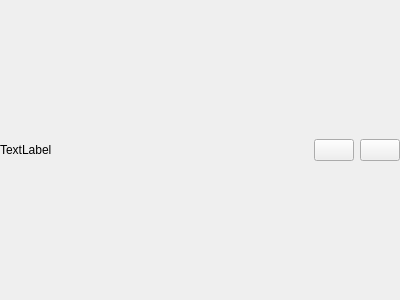
Above: ui/glyphsWidget.ui from Llerr/FontCreator before the change. Below: the same form after it.
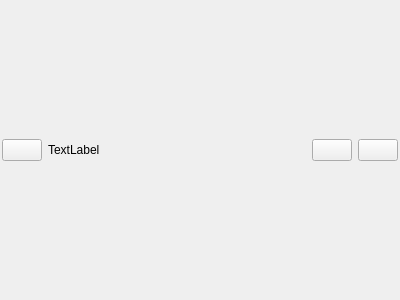
That is the form after the change. Icons and pictures are not drawn.

Patch:
```diff
--- a/ui/glyphsWidget.ui
+++ b/ui/glyphsWidget.ui
@@ -15,19 +15,29 @@
   </property>
   <layout class="QVBoxLayout" name="verticalLayout">
    <property name="leftMargin">
-    <number>0</number>
+    <number>2</number>
    </property>
    <property name="topMargin">
-    <number>0</number>
+    <number>2</number>
    </property>
    <property name="rightMargin">
-    <number>0</number>
+    <number>2</number>
    </property>
    <property name="bottomMargin">
-    <number>0</number>
+    <number>2</number>
    </property>
    <item>
     <layout class="QHBoxLayout" name="horizontalLayout">
+     <item>
+      <widget class="QPushButton" name="btnDel">
+       <property name="text">
+        <string/>
+       </property>
+       <property name="icon">
+        <iconset theme="remove"/>
+       </property>
+      </widget>
+     </item>
      <item>
       <widget class="QLabel" name="lblKey">
        <property name="sizePolicy">
```
Left out of the diff: 6 changed lines with no effect on the pictures.
